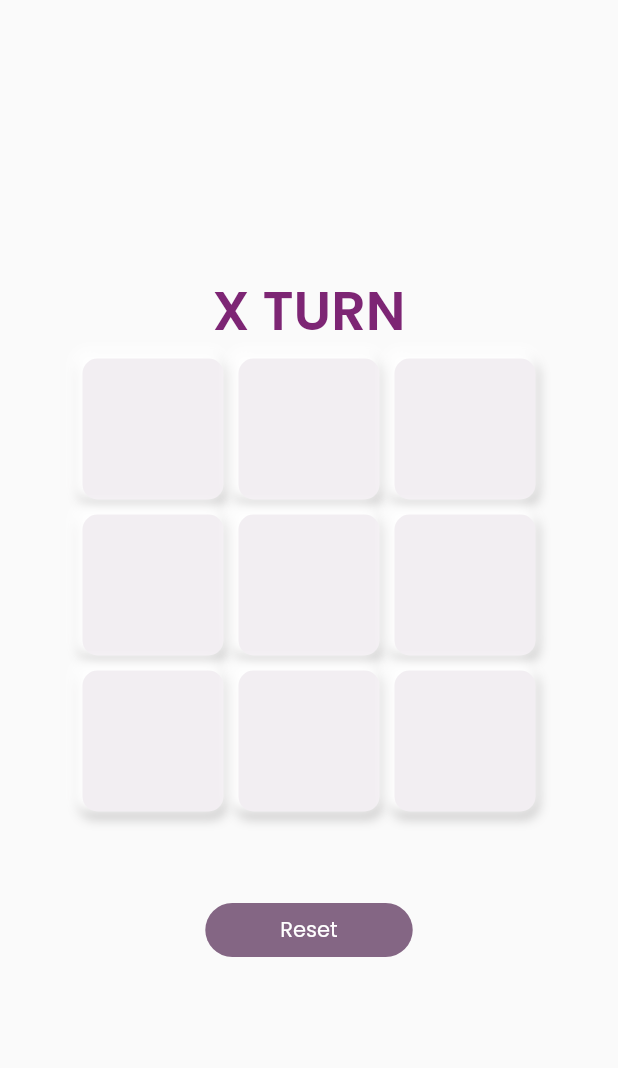
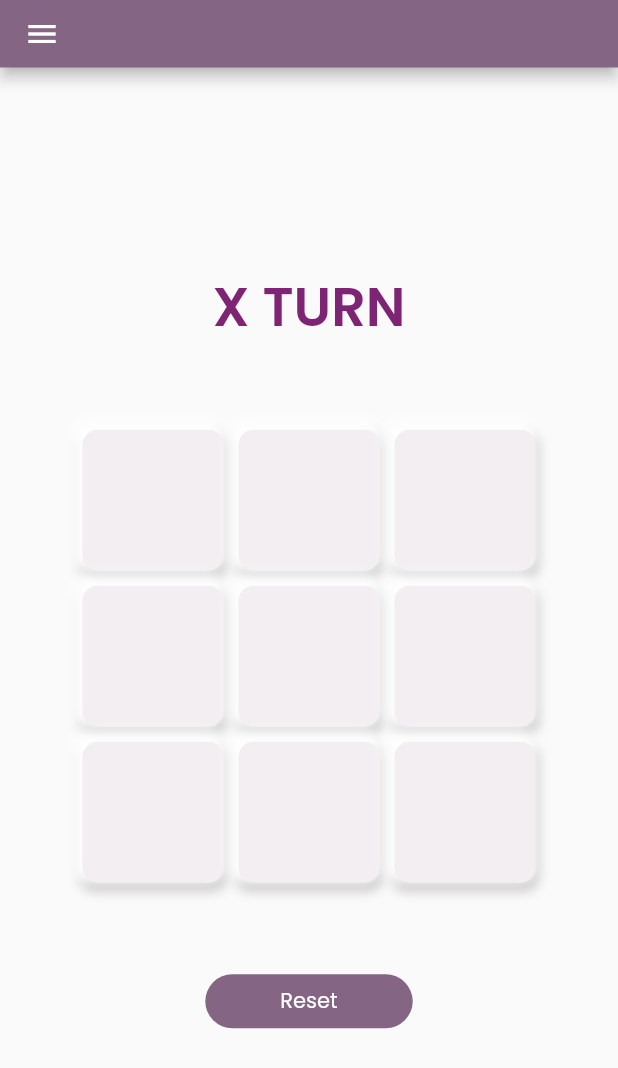
Before and after one commit to dyandraaulia/dyandra-portfolio, a Flutter app: the Tictactoe screen opened directly, on a phone screen of 412 x 824 dp. Shown: the top 1068 px of the screen. Run offline on Flutter 3.47's test engine with Material 2 defaults, Android fonts, the phone set to English and light mode, and no system bars; our stand-ins replace carousel_slider, cloud_firestore, firebase_core, google_fonts, sliding_up_panel; accounts and stored records are empty.

Commit message:
add tictactoe to routes and adding navigator to tictactoe

```diff
--- a/lib/main.dart
+++ b/lib/main.dart
@@ -23,7 +23,8 @@ class MyApp extends StatelessWidget {
       // ),
       debugShowCheckedModeBanner: false,
       routes: {
-        '/': (context) => const Tictactoe(),
+        '/': (context) => const HomePage(),
+        '/tictactoe': (context) => const Tictactoe(),
         // '/project-details': (context) => const ProjectDetails(),
       },
     );
--- a/lib/pages/tictactoe_page.dart
+++ b/lib/pages/tictactoe_page.dart
@@ -2,6 +2,7 @@
 
 import 'package:flutter/material.dart';
 import 'package:portfolio/theme.dart';
+import 'package:portfolio/components/navigation_drawer.dart';
 
 class Tictactoe extends StatefulWidget {
   const Tictactoe({super.key});
@@ -97,6 +98,14 @@ class _TictactoeState extends State<Tictactoe> {
   @override
   Widget build(BuildContext context) {
     return Scaffold(
+      appBar: AppBar(
+        toolbarHeight: 45,
+        backgroundColor: primaryColor,
+      ),
+      drawer: Drawer(
+        backgroundColor: primaryColor,
+        child: NavDrawer(),
+      ),
       body: Padding(
         padding: const EdgeInsets.symmetric(horizontal: 50),
         child: Center(
@@ -110,6 +119,9 @@ class _TictactoeState extends State<Tictactoe> {
                   fontWeight: FontWeight.w600,
                   color: Color(0xff7D2574),
                 ),
+              ),
+              SizedBox(
+                height: 50,
               ),
               GridView.builder(
                 shrinkWrap: true,
@@ -140,20 +152,25 @@ class _TictactoeState extends State<Tictactoe> {
                         child: Text(
                           board[index],
                           style: headingStyle.copyWith(
-                            shadows: [
+                            shadows: winner == ''
+                                ? [
                                     Shadow(
-                                color:
-                                    Colors.white, // Warna putih melingkupi teks
-                                offset: Offset(-1, -1), // Posisi shadow putih
-                                blurRadius: 10, // Blur radius shadow putih
+                                      color: Colors
+                                          .white, // Warna putih melingkupi teks
+                                      offset:
+                                          Offset(-1, -1), // Posisi shadow putih
+                                      blurRadius:
+                                          10, // Blur radius shadow putih
                                     ),
                                     Shadow(
                                       color: Colors.black.withOpacity(
                                           0.1), // Warna hitam untuk background shadow
-                                offset: Offset(2, 2), // Posisi shadow hitam
+                                      offset:
+                                          Offset(2, 2), // Posisi shadow hitam
                                       blurRadius: 4, // Blur radius shadow hitam
                                     ),
-                            ],
+                                  ]
+                                : [],
                             fontSize: 36,
                             fontWeight: FontWeight.w600,
                             color: winBoard[index]
```
Also changed, not shown: lib/components/games/games_card.dart (+6 -1 lines), lib/components/navigation_drawer.dart (+25 -26 lines). Lines whose indentation alone changed are shown as unchanged.
